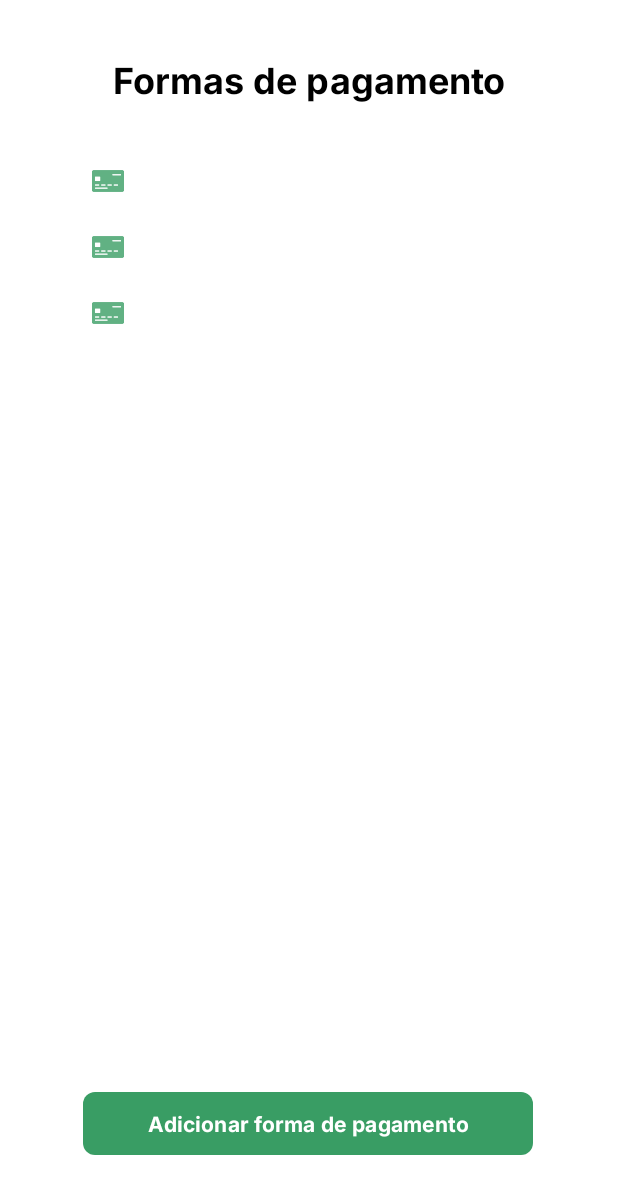
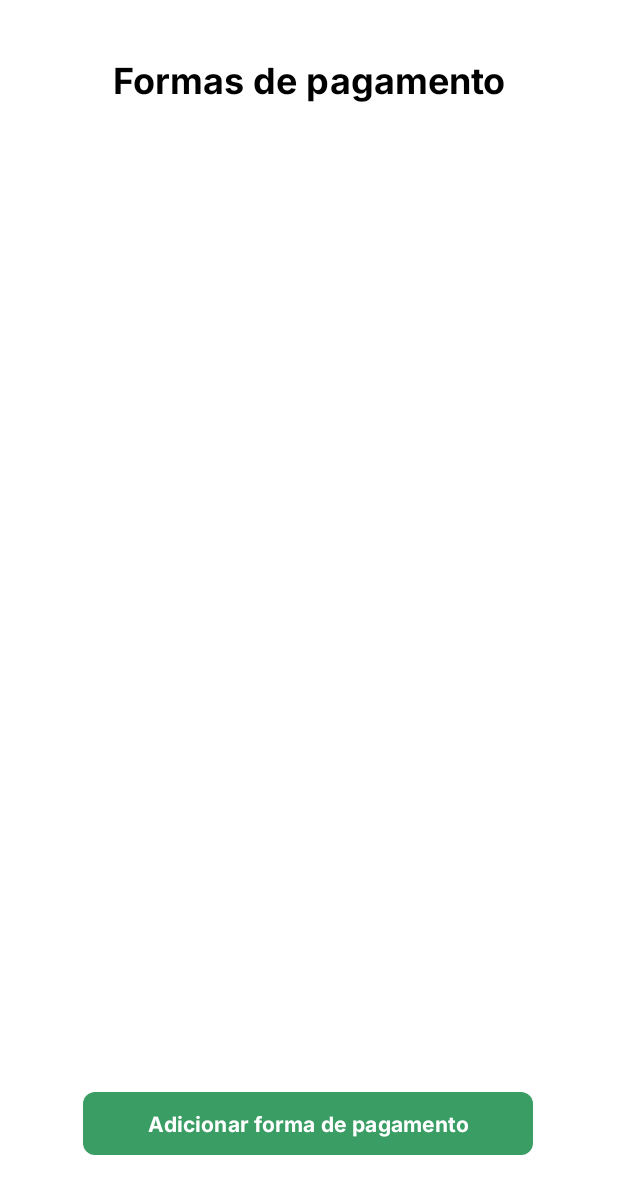
Before and after one commit to jeancarloslima/Bikebem, an Android app: the CardsActivity screen opened directly, with no data from a screen before it, on a phone screen of 412 x 824 dp. Shown: the top 1194 px of the screen. Run offline under Robolectric (Android 15) with nearby library versions, the phone set to English and light mode, and no system bars; our stand-ins replace Firebase (no records; nobody signed in at launch, a user with empty details on screens opened directly).

Commit message:
Ajustes no design

```diff
--- a/app/src/main/java/com/example/testeregistro/activity/CardsActivity.java
+++ b/app/src/main/java/com/example/testeregistro/activity/CardsActivity.java
@@ -1,16 +1,25 @@
 package com.example.testeregistro.activity;
 
+import androidx.annotation.NonNull;
 import androidx.appcompat.app.AppCompatActivity;
 
 import android.content.Intent;
 import android.os.Bundle;
 import android.view.View;
+import android.widget.ImageView;
 import android.widget.TextView;
 
 import com.example.testeregistro.R;
+import com.example.testeregistro.model.Cartao;
+import com.google.firebase.database.DataSnapshot;
+import com.google.firebase.database.DatabaseError;
+import com.google.firebase.database.DatabaseReference;
+import com.google.firebase.database.FirebaseDatabase;
+import com.google.firebase.database.ValueEventListener;
 
 public class CardsActivity extends AppCompatActivity {
-    TextView campoCartao1, campoCartao2, campoCartao3;
+    TextView campoCartao1;
+    ImageView imageCartao1;
 
     @Override
     protected void onCreate(Bundle savedInstanceState) {
@@ -22,12 +31,30 @@ public class CardsActivity extends AppCompatActivity {
 
     private void inicializar() {
         campoCartao1 = findViewById(R.id.textCard1);
-        campoCartao2 = findViewById(R.id.textCard2);
-        campoCartao3 = findViewById(R.id.textCard3);
+        imageCartao1 = findViewById(R.id.imageCartao1);
     }
 
     private void adicionaCartoes() {
+        DatabaseReference cartoesRef = FirebaseDatabase.getInstance().getReference().child("cartoes");
+        cartoesRef.addValueEventListener(new ValueEventListener() {
+            @Override
+            public void onDataChange(@NonNull DataSnapshot dataSnapshot) {
+                for (DataSnapshot snapshot : dataSnapshot.getChildren()) {
+                    Cartao cartao = snapshot.getValue(Cartao.class);
+                    if (cartao != null) {
+                        String nomeBandeira = cartao.getNomeBandeira();
+                        String numeroCartao = cartao.getNumeroCartao();
+                        campoCartao1.setText(nomeBandeira + " - " + numeroCartao);
+                        imageCartao1.setImageResource(R.drawable.ic_card_green);
+                    }
+                }
+            }
 
+            @Override
+            public void onCancelled(@NonNull DatabaseError databaseError) {
+                // Tratar erros, se necessário
+            }
+        });
     }
 
     public void abreAddMeioPagamento(View view) {
--- a/app/src/main/res/layout/activity_cards.xml
+++ b/app/src/main/res/layout/activity_cards.xml
@@ -22,13 +22,12 @@
 
     <ImageView
         android:id="@+id/imageCartao1"
-        android:layout_width="wrap_content"
-        android:layout_height="wrap_content"
+        android:layout_width="30sp"
+        android:layout_height="30sp"
         android:layout_marginStart="60dp"
         android:layout_marginTop="40dp"
         app:layout_constraintStart_toStartOf="parent"
-        app:layout_constraintTop_toBottomOf="@+id/textView8"
-        app:srcCompat="@drawable/ic_card_green" />
+        app:layout_constraintTop_toBottomOf="@+id/textView8" />
 
     <TextView
         android:id="@+id/textCard1"
@@ -58,42 +57,4 @@
         app:layout_constraintHorizontal_bias="0.495"
         app:layout_constraintStart_toStartOf="parent" />
 
-    <ImageView
-        android:id="@+id/imageCartao2"
-        android:layout_width="wrap_content"
-        android:layout_height="wrap_content"
-        android:layout_marginStart="60dp"
-        android:layout_marginTop="20dp"
-        app:layout_constraintStart_toStartOf="parent"
-        app:layout_constraintTop_toBottomOf="@+id/imageCartao1"
-        app:srcCompat="@drawable/ic_card_green" />
-
-    <ImageView
-        android:id="@+id/imageCartao3"
-        android:layout_width="wrap_content"
-        android:layout_height="wrap_content"
-        android:layout_marginStart="60dp"
-        android:layout_marginTop="20dp"
-        app:layout_constraintStart_toStartOf="parent"
-        app:layout_constraintTop_toBottomOf="@+id/imageCartao2"
-        app:srcCompat="@drawable/ic_card_green" />
-
-    <TextView
-        android:id="@+id/textCard2"
-        android:layout_width="wrap_content"
-        android:layout_height="wrap_content"
-        android:layout_marginStart="20dp"
-        android:layout_marginTop="24dp"
-        android:textSize="14sp"
-        app:layout_constraintStart_toEndOf="@+id/imageCartao2"
-        app:layout_constraintTop_toBottomOf="@+id/textCard1" />
-
-    <TextView
-        android:id="@+id/textCard3"
-        android:layout_width="wrap_content"
-        android:layout_height="wrap_content"
-        android:layout_marginStart="20dp"
-        android:layout_marginTop="24dp"
-        app:layout_constraintStart_toEndOf="@+id/imageCartao3"
-        app:layout_constraintTop_toBottomOf="@+id/textCard2" />
 </androidx.constraintlayout.widget.ConstraintLayout>
--- a/app/src/main/res/layout/activity_profile.xml
+++ b/app/src/main/res/layout/activity_profile.xml
@@ -53,7 +53,7 @@
         android:layout_marginTop="48dp"
         android:fontFamily="@font/inter_bold"
         android:onClick="abreCards"
-        android:text="Formas de pagamento"
+        android:text="Forma de pagamento"
         android:textColor="#FFFFFF"
         android:textSize="18sp"
         app:backgroundTint="#399D64"
--- a/app/src/main/res/layout/layout_item_meio_pagamento.xml
+++ b/app/src/main/res/layout/layout_item_meio_pagamento.xml
@@ -5,7 +5,7 @@
     android:layout_height="match_parent">
 
     <ImageView
-        android:id="@+id/imageView10"
+        android:id="@+id/imageCartaoUm"
         android:layout_width="wrap_content"
         android:layout_height="wrap_content"
         android:layout_marginStart="72dp"
--- a/app/src/main/res/values/colors.xml
+++ b/app/src/main/res/values/colors.xml
@@ -2,4 +2,5 @@
 <resources>
     <color name="black">#FF000000</color>
     <color name="white">#FFFFFFFF</color>
+    <color name="green">#399D64</color>
 </resources>
```
Also changed, not shown: app/src/main/java/com/example/testeregistro/activity/AddMeioPagamentoActivity.java (+3 -5 lines), app/src/main/java/com/example/testeregistro/activity/BikeActivity.java (+50 -0 lines), app/src/main/res/layout/activity_bike.xml (+7 -9 lines).
